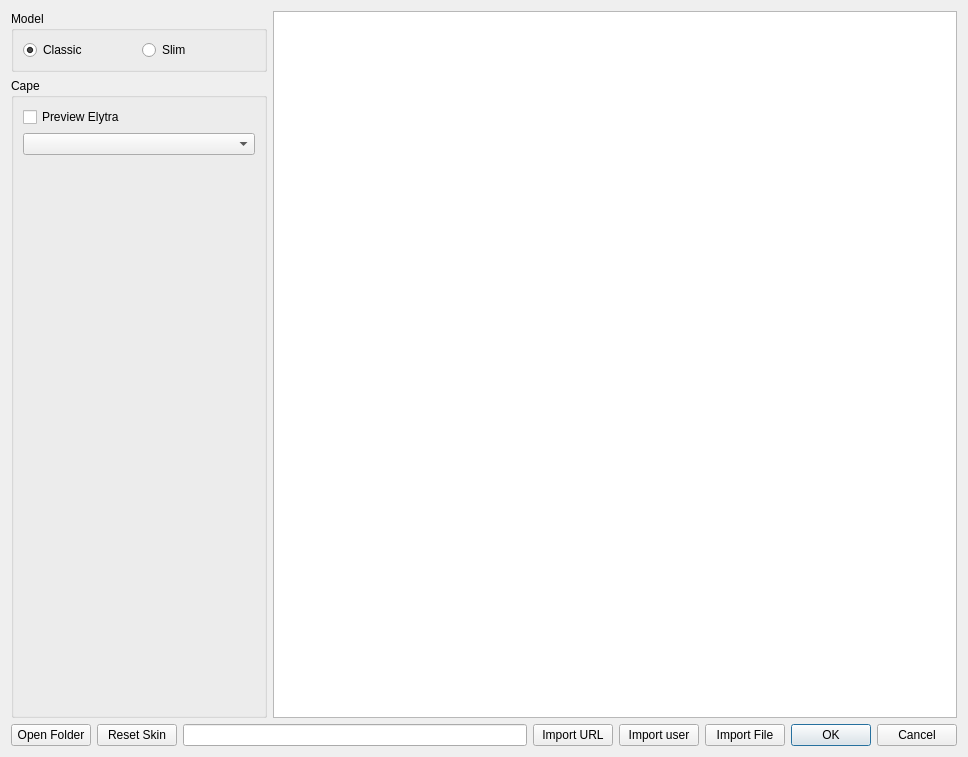
Qt form launcher/ui/dialogs/skins/SkinManageDialog.ui (sebastianmiletic/stellarlauncher) before a commit.
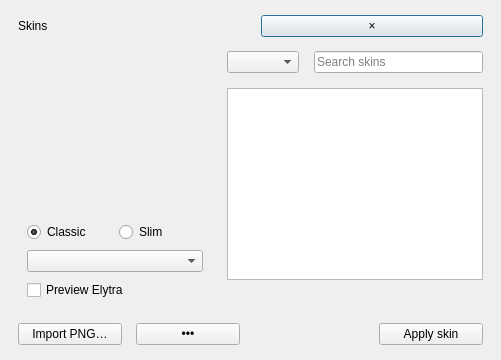
The same form after that commit.

Commit message: Upgrade Stellar’s library and in-game tools

```diff
--- a/launcher/ui/dialogs/skins/SkinManageDialog.ui
+++ b/launcher/ui/dialogs/skins/SkinManageDialog.ui
@@ -2,181 +2,73 @@
 <ui version="4.0">
  <class>SkinManageDialog</class>
  <widget class="QDialog" name="SkinManageDialog">
-  <property name="geometry">
-   <rect>
-    <x>0</x>
-    <y>0</y>
-    <width>968</width>
-    <height>757</height>
-   </rect>
-  </property>
-  <property name="windowTitle">
-   <string>Skin Upload</string>
-  </property>
-  <layout class="QVBoxLayout" name="verticalLayout">
+  <property name="windowTitle"><string>Skins</string></property>
+  <layout class="QVBoxLayout" name="root">
+   <property name="spacing"><number>14</number></property>
+   <property name="leftMargin"><number>18</number></property>
+   <property name="topMargin"><number>15</number></property>
+   <property name="rightMargin"><number>18</number></property>
+   <property name="bottomMargin"><number>15</number></property>
    <item>
-    <layout class="QHBoxLayout" name="mainHlLayout" stretch="3,8">
+    <layout class="QHBoxLayout" name="header">
+     <item><widget class="QLabel" name="title"><property name="text"><string>Skins</string></property></widget></item>
+     <item><spacer name="headerSpace"><property name="orientation"><enum>Qt::Horizontal</enum></property></spacer></item>
+     <item><widget class="QPushButton" name="closeBtn"><property name="text"><string>×</string></property><property name="accessibleName"><string>Close</string></property></widget></item>
+    </layout>
+   </item>
+   <item>
+    <layout class="QHBoxLayout" name="body" stretch="0,1">
+     <property name="spacing"><number>15</number></property>
      <item>
-      <layout class="QVBoxLayout" name="selectedVLayout" stretch="2,1,3">
+      <widget class="QFrame" name="preview">
+       <property name="minimumSize"><size><width>194</width><height>0</height></size></property>
+       <layout class="QVBoxLayout" name="previewLayout">
+        <property name="spacing"><number>8</number></property>
+        <item><layout class="QVBoxLayout" name="skinLayout"/></item>
+        <item><widget class="QLabel" name="skinName"><property name="alignment"><set>Qt::AlignCenter</set></property></widget></item>
+        <item>
+         <layout class="QHBoxLayout" name="modelRow">
+          <item><widget class="QRadioButton" name="steveBtn"><property name="text"><string>Classic</string></property><property name="checked"><bool>true</bool></property></widget></item>
+          <item><widget class="QRadioButton" name="alexBtn"><property name="text"><string>Slim</string></property></widget></item>
+         </layout>
+        </item>
+        <item><widget class="QComboBox" name="capeCombo"><property name="accessibleName"><string>Cape</string></property></widget></item>
+        <item><widget class="QCheckBox" name="elytraCB"><property name="text"><string>Preview Elytra</string></property></widget></item>
+       </layout>
+      </widget>
+     </item>
+     <item>
+      <layout class="QVBoxLayout" name="library">
        <item>
-        <layout class="QVBoxLayout" name="skinLayout"/>
+        <layout class="QHBoxLayout" name="filters">
+         <item><widget class="QComboBox" name="collection"><property name="accessibleName"><string>Skin collection</string></property></widget></item>
+         <item><widget class="QLineEdit" name="search"><property name="placeholderText"><string>Search skins</string></property><property name="accessibleName"><string>Search skins</string></property><property name="clearButtonEnabled"><bool>true</bool></property></widget></item>
+        </layout>
        </item>
        <item>
-        <widget class="QGroupBox" name="modelBox">
-         <property name="sizePolicy">
-          <sizepolicy hsizetype="Preferred" vsizetype="Maximum">
-           <horstretch>0</horstretch>
-           <verstretch>0</verstretch>
-          </sizepolicy>
-         </property>
-         <property name="title">
-          <string>Model</string>
-         </property>
-         <layout class="QHBoxLayout" name="horizontalLayout_2">
-          <item>
-           <widget class="QRadioButton" name="steveBtn">
-            <property name="text">
-             <string>Classic</string>
-            </property>
-            <property name="checked">
-             <bool>true</bool>
-            </property>
-           </widget>
-          </item>
-          <item>
-           <widget class="QRadioButton" name="alexBtn">
-            <property name="text">
-             <string>Slim</string>
-            </property>
-           </widget>
-          </item>
-         </layout>
+        <widget class="QListView" name="listView">
+         <property name="accessibleName"><string>Skin library</string></property>
+         <property name="horizontalScrollBarPolicy"><enum>Qt::ScrollBarAlwaysOff</enum></property>
+         <property name="verticalScrollMode"><enum>QAbstractItemView::ScrollPerPixel</enum></property>
+         <property name="movement"><enum>QListView::Static</enum></property>
+         <property name="resizeMode"><enum>QListView::Adjust</enum></property>
+         <property name="viewMode"><enum>QListView::IconMode</enum></property>
+         <property name="wordWrap"><bool>true</bool></property>
+         <property name="uniformItemSizes"><bool>true</bool></property>
         </widget>
        </item>
-       <item>
-        <widget class="QGroupBox" name="capeBox">
-         <property name="title">
-          <string>Cape</string>
-         </property>
-         <layout class="QVBoxLayout" name="verticalLayout_4">
-          <item>
-           <widget class="QCheckBox" name="elytraCB">
-            <property name="text">
-             <string>Preview Elytra</string>
-            </property>
-           </widget>
-          </item>
-          <item>
-           <widget class="QComboBox" name="capeCombo"/>
-          </item>
-          <item>
-           <widget class="QLabel" name="capeImage">
-            <property name="text">
-             <string/>
-            </property>
-            <property name="scaledContents">
-             <bool>false</bool>
-            </property>
-            <property name="alignment">
-             <set>Qt::AlignmentFlag::AlignCenter</set>
-            </property>
-           </widget>
-          </item>
-         </layout>
-        </widget>
-       </item>
+       <item><widget class="QLabel" name="empty"><property name="wordWrap"><bool>true</bool></property></widget></item>
       </layout>
      </item>
-     <item>
-      <widget class="QListView" name="listView">
-       <property name="contextMenuPolicy">
-        <enum>Qt::ContextMenuPolicy::CustomContextMenu</enum>
-       </property>
-       <property name="acceptDrops">
-        <bool>false</bool>
-       </property>
-       <property name="horizontalScrollBarPolicy">
-        <enum>Qt::ScrollBarPolicy::ScrollBarAlwaysOff</enum>
-       </property>
-       <property name="verticalScrollMode">
-        <enum>QAbstractItemView::ScrollMode::ScrollPerPixel</enum>
-       </property>
-       <property name="movement">
-        <enum>QListView::Movement::Static</enum>
-       </property>
-       <property name="resizeMode">
-        <enum>QListView::ResizeMode::Adjust</enum>
-       </property>
-       <property name="spacing">
-        <number>5</number>
-       </property>
-       <property name="viewMode">
-        <enum>QListView::ViewMode::IconMode</enum>
-       </property>
-       <property name="modelColumn">
-        <number>0</number>
-       </property>
-      </widget>
-     </item>
     </layout>
    </item>
    <item>
-    <layout class="QHBoxLayout" name="buttonsHLayout" stretch="0,0,3,0,0,0,1">
-     <item>
-      <widget class="QPushButton" name="openDirBtn">
-       <property name="text">
-        <string>Open Folder</string>
-       </property>
-      </widget>
-     </item>
-     <item>
-      <widget class="QPushButton" name="resetBtn">
-       <property name="text">
-        <string>Reset Skin</string>
-       </property>
-      </widget>
-     </item>
-     <item>
-      <widget class="QLineEdit" name="urlLine">
-       <property name="placeholderText">
-        <string extracomment="URL or username"/>
-       </property>
-      </widget>
-     </item>
-     <item>
-      <widget class="QPushButton" name="urlBtn">
-       <property name="text">
-        <string>Import URL</string>
-       </property>
-      </widget>
-     </item>
-     <item>
-      <widget class="QPushButton" name="userBtn">
-       <property name="text">
-        <string>Import user</string>
-       </property>
-      </widget>
-     </item>
-     <item>
-      <widget class="QPushButton" name="fileBtn">
-       <property name="text">
-        <string>Import File</string>
-       </property>
-      </widget>
-     </item>
-     <item>
-      <widget class="QDialogButtonBox" name="buttonBox">
-       <property name="sizePolicy">
-        <sizepolicy hsizetype="Minimum" vsizetype="Fixed">
-         <horstretch>0</horstretch>
-         <verstretch>0</verstretch>
-        </sizepolicy>
-       </property>
-       <property name="standardButtons">
-        <set>QDialogButtonBox::StandardButton::Cancel|QDialogButtonBox::StandardButton::Ok</set>
-       </property>
-      </widget>
-     </item>
+    <layout class="QHBoxLayout" name="footer">
+     <item><widget class="QPushButton" name="fileBtn"><property name="text"><string>Import PNG…</string></property></widget></item>
+     <item><widget class="QPushButton" name="moreBtn"><property name="text"><string>•••</string></property><property name="accessibleName"><string>More skin options</string></property></widget></item>
+     <item><spacer name="footerSpace"><property name="orientation"><enum>Qt::Horizontal</enum></property></spacer></item>
+     <item><widget class="QLabel" name="status"/></item>
+     <item><widget class="QPushButton" name="applyBtn"><property name="text"><string>Apply skin</string></property></widget></item>
     </layout>
    </item>
   </layout>
```
Left out of the diff: 63 changed lines with no effect on the pictures. The commit also changes 36 other files.
